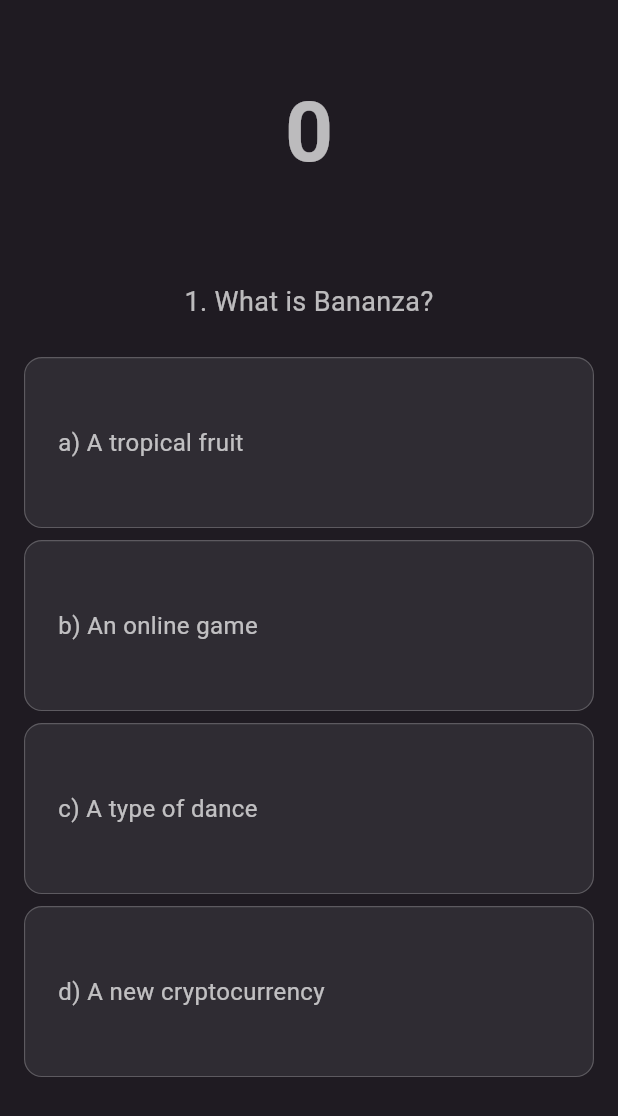
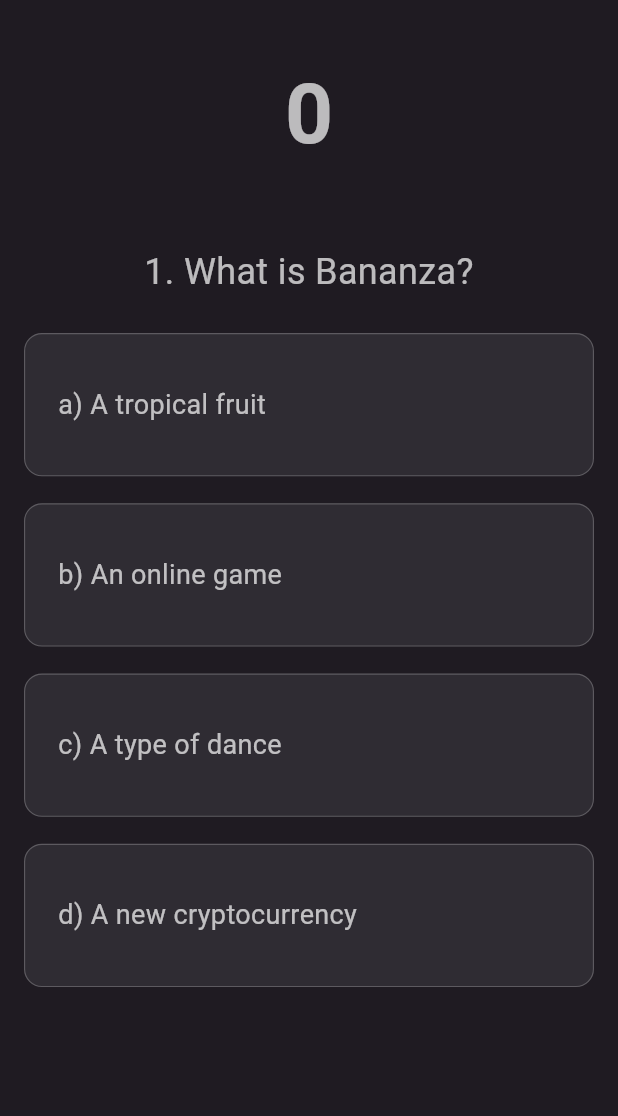
Before and after one commit to artemfob/time_saver, a Flutter app: the QuizScreen screen opened by its route, on a phone screen of 412 x 824 dp. Shown: the top 1116 px of the screen. Run offline on Flutter 3.47's test engine with Material 3 defaults, Android fonts, the phone set to English and light mode, and no system bars; our stand-ins replace bloc, cached_network_image, dio, firebase_core, firebase_messaging, flutter_bloc and 4 more; missing offline and left inert: android_play_install_referrer; accounts and stored records are empty; network calls fail.

Commit message:
minor changes

```diff
--- a/lib/screens/quiz_screen.dart
+++ b/lib/screens/quiz_screen.dart
@@ -21,7 +21,7 @@
   @override
   Widget build(BuildContext context) {
     return Scaffold(
-      backgroundColor: Color.fromRGBO(31, 27, 34, 1.0),
+      backgroundColor: const Color.fromRGBO(31, 27, 34, 1.0),
       body: SafeArea(
         child: finish
             ? const _FinishedQuizWidget()
@@ -79,7 +79,9 @@
     return Center(
       child: Text(
         'You finished Quiz with ${context.read<ScoreCubit>().state.score?.toStringAsFixed(0)} points! Congrats!',
-        style: const TextStyle(color: Colors.white70),
+        textAlign: TextAlign.center,
+        style: const TextStyle(
+            color: Colors.white70, fontSize: 24, fontWeight: FontWeight.w400),
       ),
     );
   }
--- a/lib/screens/splash_screen.dart
+++ b/lib/screens/splash_screen.dart
@@ -26,7 +26,7 @@
   Widget build(BuildContext context) {
     return BlocListener<GameCubit, GameState>(
       listener: (context, state) async {
-        await Future.delayed(Duration(seconds: 1)); //todo remove if need
+        await Future.delayed(const Duration(seconds: 1)); //todo remove if need
         // if (state is WebView) {
         //   context.go(WebViewScreen.path);
         // } else if (state is Quiz) {
--- a/lib/services/push_notifications.dart
+++ b/lib/services/push_notifications.dart
@@ -33,7 +33,6 @@
     //       await _getByteArrayFromUrl('https://dummyimage.com/48x48'));
 
     AndroidNotificationDetails androidPlatformChannelSpecifics;
-    print(message.notification?.android?.imageUrl);
     if (message.notification?.android?.imageUrl != null) {
       final ByteArrayAndroidBitmap bigPicture = ByteArrayAndroidBitmap(
           await _getByteArrayFromUrl(
--- a/lib/widgets/question_form_widget.dart
+++ b/lib/widgets/question_form_widget.dart
@@ -29,7 +29,7 @@
           style: TextStyle(
             color: Colors.white.withOpacity(0.7),
             fontWeight: FontWeight.w400,
-            fontSize: 18,
+            fontSize: 24,
           ),
         ),
         const SizedBox(
@@ -55,17 +55,18 @@
                 child: Container(
                     width: MediaQuery.of(context).size.width * 1,
                     alignment: Alignment.centerLeft,
-                    padding: EdgeInsets.only(left: 22, top: 12, bottom: 12),
-                    margin: const EdgeInsets.only(bottom: 8),
+                    padding:
+                        const EdgeInsets.only(left: 22, top: 12, bottom: 12),
+                    margin: const EdgeInsets.only(bottom: 18),
                     decoration: BoxDecoration(
                         borderRadius: BorderRadius.circular(12),
                         border: Border.all(
                             color: Colors.white.withOpacity(0.22), width: 0.75),
-                        color: Color.fromRGBO(47, 44, 51, 1.0)),
+                        color: const Color.fromRGBO(47, 44, 51, 1.0)),
                     child: Text(
                         '${markers[question.answers.indexOf(e)]} ${e.text}',
                         style: TextStyle(
-                            fontSize: 16,
+                            fontSize: 18,
                             fontWeight: FontWeight.w400,
                             color: Colors.white.withOpacity(0.7)))),
               ),
@@ -73,7 +74,7 @@
           }).toList(),
         )),
         const SizedBox(
-          height: 90,
+          height: 140,
         )
       ],
     );
--- a/lib/widgets/score_counter_widget.dart
+++ b/lib/widgets/score_counter_widget.dart
@@ -7,12 +7,17 @@
 
   @override
   Widget build(BuildContext context) {
-    return Text(
-      (context.watch<ScoreCubit>().state.score ?? 0).toStringAsFixed(0),
-      style: TextStyle(
-          fontSize: 56,
-          fontWeight: FontWeight.w700,
-          color: Colors.white.withOpacity(0.7)),
+    return Column(
+      children: [
+        Text(
+          (context.watch<ScoreCubit>().state.score ?? 0).toStringAsFixed(0),
+          style: TextStyle(
+              fontSize: 56,
+              fontWeight: FontWeight.w700,
+              height: 1,
+              color: Colors.white.withOpacity(0.7)),
+        ),
+      ],
     );
   }
 }
```
